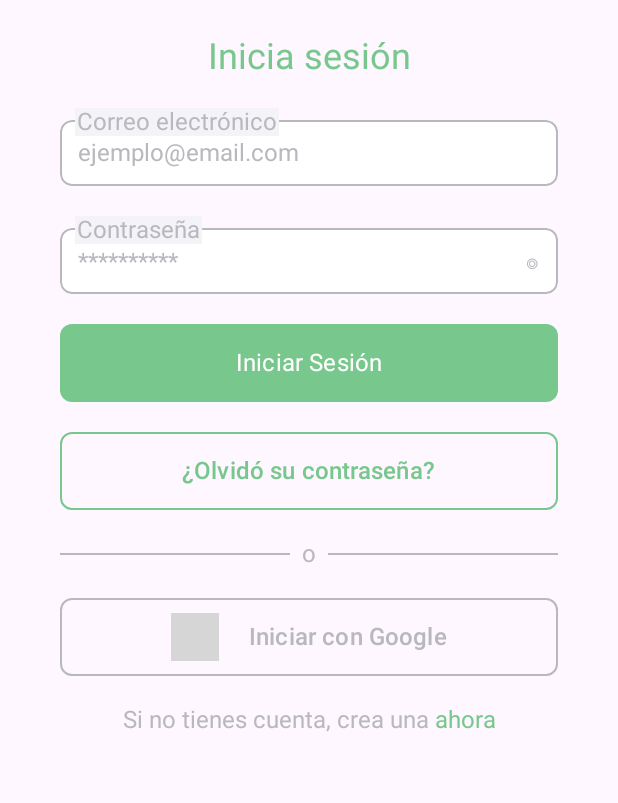
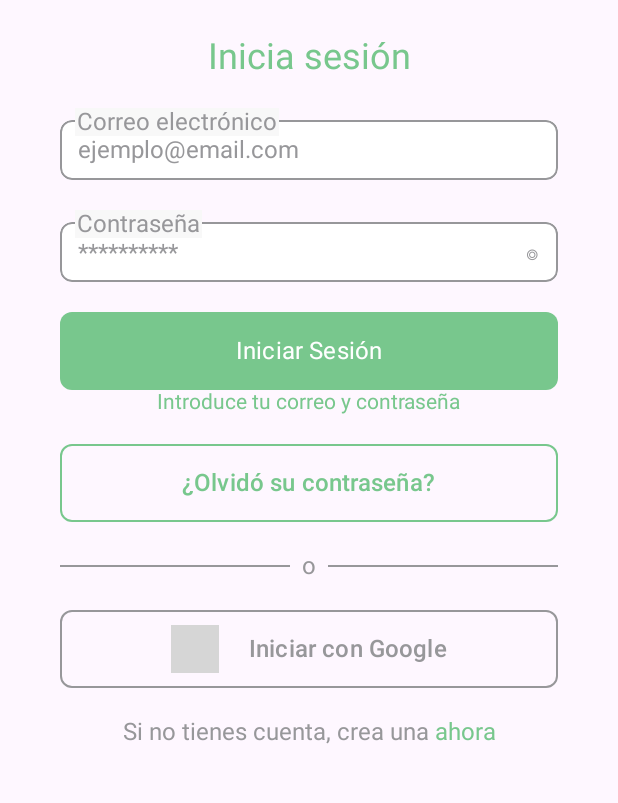
Before and after one commit to carladumit/TallyApp, an Android app built with Jetpack Compose: the composable LoginScreen shown on its own in the app's theme, after a tap on "Iniciar Sesión", on a phone screen of 412 x 824 dp, the part 252-1055 px from its top. Run offline under Robolectric (Android 15) with nearby library versions, the phone set to English and light mode, and no system bars; our stand-ins replace Compose Multiplatform resources; 2 statements that could not run were skipped; grey boxes are pictures that could not be loaded.

Commit message:
feat: implementada la navegación entre pantallas

```diff
--- a/shared/src/commonMain/kotlin/com/carladumit/tallyapp/Colors.kt
+++ b/shared/src/commonMain/kotlin/com/carladumit/tallyapp/Colors.kt
@@ -3,6 +3,6 @@ package com.carladumit.tallyapp
 import androidx.compose.ui.graphics.Color
 
 val TallyGreen = Color(0xFF78C78D)
-val ScreenColor = Color(0xFFF4F4F8)
-val BorderColor = Color(0xFFB8B8BE)
+val ScreenColor = Color(0xFFF8F8F8)
+val BorderColor = Color(0xFF97979A)
 val TextColor = Color(0xFF111111)
--- a/shared/src/commonMain/kotlin/com/carladumit/tallyapp/components/InputField.kt
+++ b/shared/src/commonMain/kotlin/com/carladumit/tallyapp/components/InputField.kt
@@ -25,10 +25,7 @@ import androidx.compose.ui.text.input.PasswordVisualTransformation
 import androidx.compose.ui.text.input.VisualTransformation
 import androidx.compose.ui.unit.dp
 import androidx.compose.ui.unit.sp
-import com.carladumit.tallyapp.BorderColor
-import com.carladumit.tallyapp.ScreenColor
-import com.carladumit.tallyapp.TextColor
-
+import com.carladumit.tallyapp.*
 
 @Composable
 fun InputField(
@@ -45,9 +42,8 @@ fun InputField(
         Box(
             modifier = Modifier
                 .fillMaxWidth()
-                .height(52.dp)
+                .height(48.dp)
         ) {
-            // Borde del campo
             Box(
                 modifier = Modifier
                     .fillMaxSize()
@@ -110,7 +106,6 @@ fun InputField(
                 }
             }
 
-            // Etiqueta superpuesta al borde
             Text(
                 text = label,
                 fontSize = 16.sp,
--- a/shared/src/commonMain/kotlin/com/carladumit/tallyapp/screens/LoginScreen.kt
+++ b/shared/src/commonMain/kotlin/com/carladumit/tallyapp/screens/LoginScreen.kt
@@ -39,7 +39,9 @@ import tallyapp.shared.generated.resources.logo
 import tallyapp.shared.generated.resources.google
 
 @Composable
-fun LoginScreen() {
+fun LoginScreen(
+    onNavigateToRegister: () -> Unit
+) {
     var email by remember { mutableStateOf("") }
     var password by remember { mutableStateOf("") }
     var passwordVisible by remember { mutableStateOf(false) }
@@ -50,19 +52,18 @@ fun LoginScreen() {
             .fillMaxSize()
             .padding(40.dp, 16.dp),
         horizontalAlignment = Alignment.CenterHorizontally,
-        //verticalArrangement = Arrangement.Center
-    ){
+    ) {
         Spacer(modifier = Modifier.height(52.dp))
 
-        // LOGOTIPO
         Row(
             verticalAlignment = Alignment.CenterVertically,
             horizontalArrangement = Arrangement.Center
-        ){
+        ) {
             Image(
                 painter = painterResource(Res.drawable.logo),
                 contentDescription = "Logo de Tally",
-                modifier = Modifier.size(width = 100.dp, height = 100.dp),contentScale = ContentScale.Fit
+                modifier = Modifier.size(width = 100.dp, height = 100.dp),
+                contentScale = ContentScale.Fit
             )
 
             Spacer(modifier = Modifier.width(16.dp))
@@ -87,7 +88,6 @@ fun LoginScreen() {
 
         Spacer(modifier = Modifier.height(20.dp))
 
-        // CAMPO DE CORREO
         InputField(
             value = email,
             onValueChange = { email = it },
@@ -98,7 +98,6 @@ fun LoginScreen() {
 
         Spacer(modifier = Modifier.height(20.dp))
 
-        // CAMPO DE CONTRASEÑA
         InputField(
             value = password,
             onValueChange = { password = it },
@@ -111,7 +110,6 @@ fun LoginScreen() {
 
         Spacer(modifier = Modifier.height(20.dp))
 
-        // BOTÓN PRINCIPAL
         Button(
             onClick = {
                 message = if (email.isBlank() || password.isBlank()) {
@@ -122,7 +120,10 @@ fun LoginScreen() {
             },
             modifier = Modifier.fillMaxWidth().height(52.dp),
             shape = RoundedCornerShape(8.dp),
-            colors = ButtonDefaults.buttonColors(containerColor = TallyGreen, contentColor = Color.White)
+            colors = ButtonDefaults.buttonColors(
+                containerColor = TallyGreen,
+                contentColor = Color.White
+            )
         ) {
             Text(
                 text = "Iniciar Sesión",
@@ -131,9 +132,16 @@ fun LoginScreen() {
             )
         }
 
+        if (message.isNotEmpty()) {
+            Text(
+                text = message,
+                color = TallyGreen,
+                fontSize = 14.sp
+            )
+        }
+
         Spacer(modifier = Modifier.height(20.dp))
 
-        // RECUPERAR CONTRASEÑA
         OutlinedButton(
             onClick = { },
             modifier = Modifier.fillMaxWidth().height(52.dp),
@@ -149,7 +157,6 @@ fun LoginScreen() {
 
         Spacer(modifier = Modifier.height(20.dp))
 
-        // SEPARADOR O
         Row(
             modifier = Modifier.fillMaxWidth(),
             verticalAlignment = Alignment.CenterVertically
@@ -177,7 +184,6 @@ fun LoginScreen() {
 
         Spacer(modifier = Modifier.height(20.dp))
 
-        // BOTÓN GOOGLE
         OutlinedButton(
             onClick = { message = "Inicio de sesión con Google" },
             modifier = Modifier.fillMaxWidth().height(52.dp),
@@ -207,7 +213,6 @@ fun LoginScreen() {
 
         Spacer(modifier = Modifier.height(20.dp))
 
-        // PIE DE PÁGINA
         Row(
             horizontalArrangement = Arrangement.Center,
             verticalAlignment = Alignment.CenterVertically
@@ -217,12 +222,11 @@ fun LoginScreen() {
                 fontSize = 16.sp,
                 color = BorderColor
             )
-
             Text(
                 text = "ahora",
                 fontSize = 16.sp,
                 color = TallyGreen,
-                modifier = Modifier.clickable { message = "Crear una cuenta" }
+                modifier = Modifier.clickable { onNavigateToRegister() }
             )
         }
     }
@@ -231,5 +235,5 @@ fun LoginScreen() {
 @Preview(showBackground = true)
 @Composable
 fun LoginScreenPreview() {
-    LoginScreen()
+    LoginScreen(onNavigateToRegister = {})
 }
```
Also changed, not shown: shared/src/commonMain/kotlin/com/carladumit/tallyapp/App.kt (+31 -17 lines), shared/src/commonMain/kotlin/com/carladumit/tallyapp/screens/RegisterScreen.kt (+26 -17 lines).
